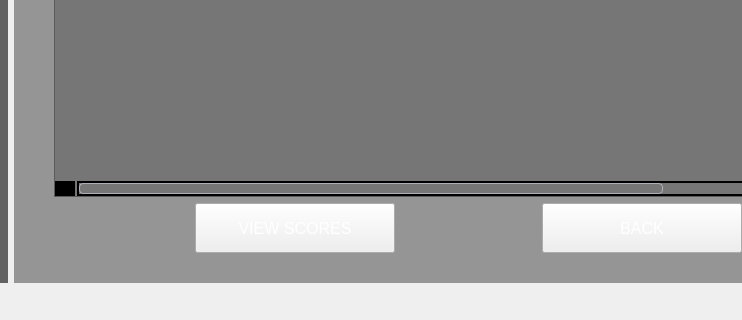
The window that StudentManagementSystem/mainwindow.ui (BuhDuy256/Student-Management-GROUP6-KTLT-23CLC03) describes before a commit, drawn with Qt 5; both pictures show x 246 to 988 and y 395 to 715 of the 1184 by 715 pixel window.
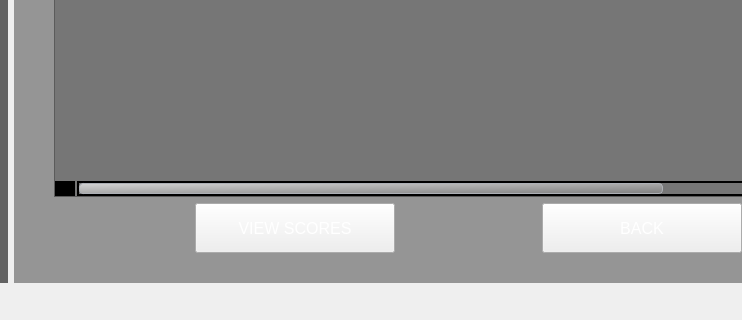
The same window after the commit. Icons and pictures are not drawn.

Commit message: Change the scrollbar handle color

Diff of the .ui file:
```diff
--- a/StudentManagementSystem/mainwindow.ui
+++ b/StudentManagementSystem/mainwindow.ui
@@ -1331,8 +1331,7 @@
         margin: 0 22px 0 22px;
     }
     QScrollBar::handle:horizontal {
-        background: qlineargradient(x1:0, y1:0, x2:1, y2:1,
-            stop:0 #f6f7fa, stop:1 #dadbde);
+	   background: qlineargradient(x1:0, y1:0, x2:1, y2:1, stop:0 #D3D3D3, stop:1 #808080);
         border: 1px solid #adb0b6;
         border-radius: 4px;
         min-width: 20px;
```
